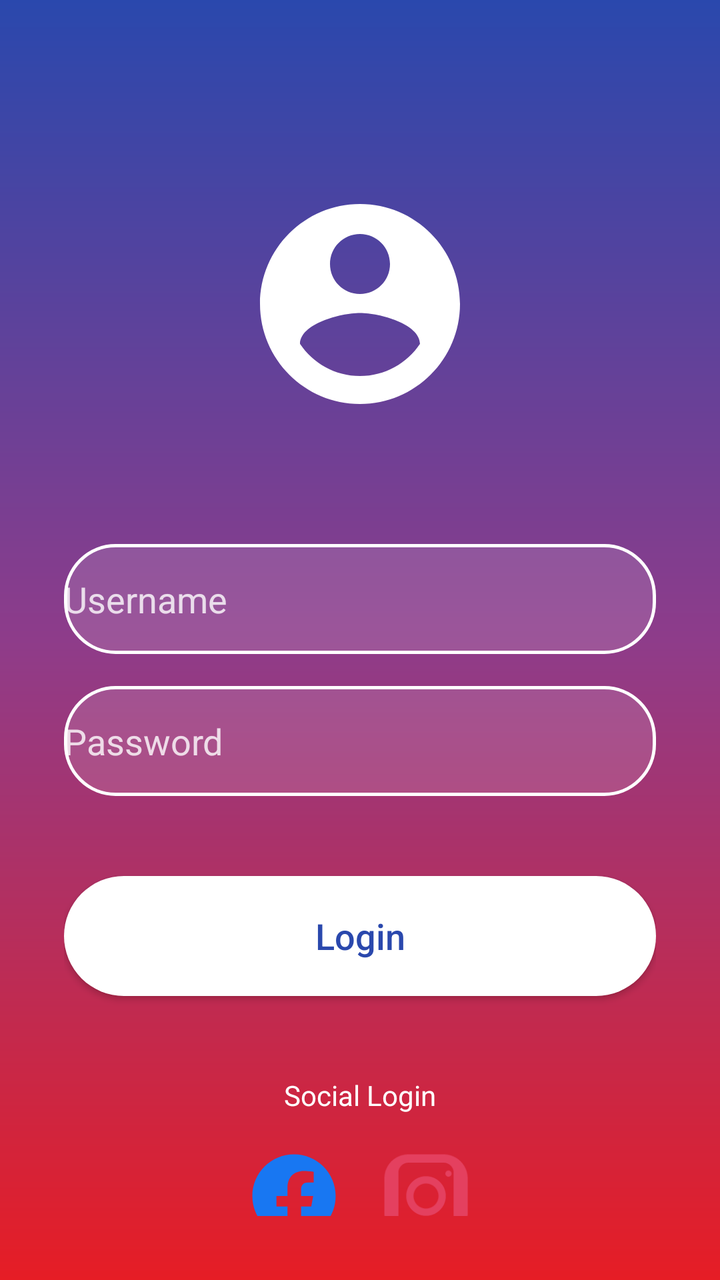
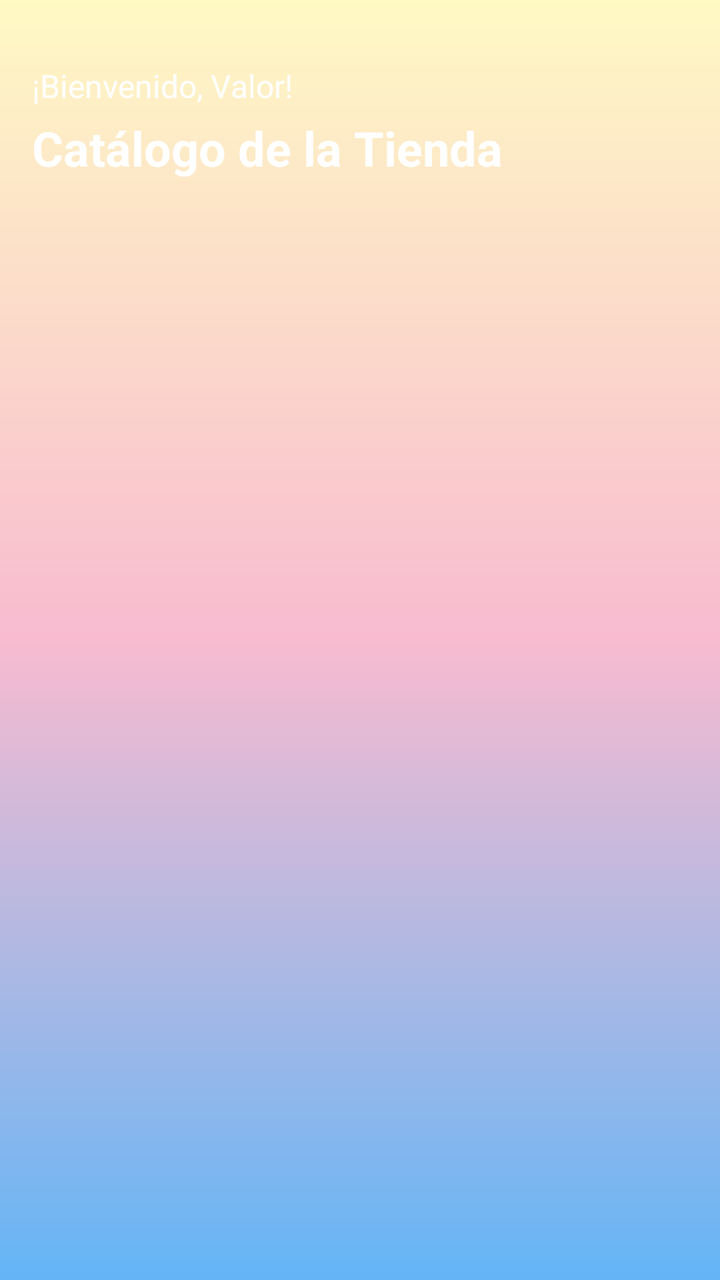

Before-and-after screenshots of an Android layout around one commit, followed by the original layout XML and the change that was made.
<!-- AndroidManifest.xml: activity theme Theme.Class6 -->
<!-- res/layout/activity_main.xml -->
<?xml version="1.0" encoding="utf-8"?>
<androidx.constraintlayout.widget.ConstraintLayout xmlns:android="http://schemas.android.com/apk/res/android"
    xmlns:app="http://schemas.android.com/apk/res-auto"
    android:layout_width="match_parent"
    android:layout_height="match_parent"
    android:background="@drawable/bg_gradient"
    android:padding="32dp">

    <ImageView
        android:id="@+id/ivUserIcon"
        android:layout_width="120dp"
        android:layout_height="120dp"
        android:layout_marginTop="60dp"
        android:src="@drawable/ic_user"
        app:layout_constraintEnd_toEndOf="parent"
        app:layout_constraintStart_toStartOf="parent"
        app:layout_constraintTop_toTopOf="parent" />

    <EditText
        android:id="@+id/etUsername"
        android:layout_width="0dp"
        android:layout_height="55dp"
        android:layout_marginTop="60dp"
        android:background="@drawable/bg_edit_text"
        android:hint="Username"
        android:inputType="textPersonName"
        android:textColor="#FFFFFF"
        android:textColorHint="#CCFFFFFF"
        app:layout_constraintEnd_toEndOf="parent"
        app:layout_constraintStart_toStartOf="parent"
        app:layout_constraintTop_toBottomOf="@id/ivUserIcon" />

    <EditText
        android:id="@+id/etPassword"
        android:layout_width="0dp"
        android:layout_height="55dp"
        android:layout_marginTop="16dp"
        android:background="@drawable/bg_edit_text"
        android:hint="Password"
        android:inputType="textPassword"
        android:textColor="#FFFFFF"
        android:textColorHint="#CCFFFFFF"
        app:layout_constraintEnd_toEndOf="parent"
        app:layout_constraintStart_toStartOf="parent"
        app:layout_constraintTop_toBottomOf="@id/etUsername" />

    <androidx.appcompat.widget.AppCompatButton
        android:id="@+id/btnLogin"
        android:layout_width="0dp"
        android:layout_height="60dp"
        android:layout_marginTop="40dp"
        android:background="@drawable/bg_button"
        android:text="Login"
        android:textAllCaps="false"
        android:textColor="#2A48AD"
        android:textSize="18sp"
        app:layout_constraintEnd_toEndOf="parent"
        app:layout_constraintStart_toStartOf="parent"
        app:layout_constraintTop_toBottomOf="@id/etPassword" />

    <TextView
        android:id="@+id/tvSocialLogin"
        android:layout_width="wrap_content"
        android:layout_height="wrap_content"
        android:layout_marginTop="40dp"
        android:text="Social Login"
        android:textColor="#FFFFFF"
        android:textSize="14sp"
        app:layout_constraintEnd_toEndOf="parent"
        app:layout_constraintStart_toStartOf="parent"
        app:layout_constraintTop_toBottomOf="@id/btnLogin" />

    <LinearLayout
        android:layout_width="wrap_content"
        android:layout_height="wrap_content"
        android:layout_marginTop="16dp"
        android:orientation="horizontal"
        app:layout_constraintEnd_toEndOf="parent"
        app:layout_constraintStart_toStartOf="parent"
        app:layout_constraintTop_toBottomOf="@id/tvSocialLogin">

        <ImageView
            android:layout_width="50dp"
            android:layout_height="50dp"
            android:layout_marginEnd="16dp"
            android:src="@drawable/ic_facebook" />

        <ImageView
            android:layout_width="50dp"
            android:layout_height="50dp"
            android:src="@drawable/ic_instagram" />

    </LinearLayout>

</androidx.constraintlayout.widget.ConstraintLayout>
<!-- resources referenced by this layout -->
<resources>
  <!-- drawable bg_button (drawable) -->
  <?xml version="1.0" encoding="utf-8"?>
  <shape xmlns:android="http://schemas.android.com/apk/res/android">
      <solid android:color="#FFFFFF" />
      <corners android:radius="30dp" />
  </shape>
  <!-- drawable bg_edit_text (drawable) -->
  <?xml version="1.0" encoding="utf-8"?>
  <shape xmlns:android="http://schemas.android.com/apk/res/android">
      <corners android:radius="25dp" />
      <stroke android:width="1.5dp" android:color="#FFFFFF" />
      <solid android:color="#20FFFFFF" />
  </shape>
  <!-- drawable bg_gradient (drawable) -->
  <?xml version="1.0" encoding="utf-8"?>
  <shape xmlns:android="http://schemas.android.com/apk/res/android">
      <gradient
          android:startColor="#2A48AD"
          android:centerColor="#8E3C8A"
          android:endColor="#E61D25"
          android:angle="270" />
  </shape>
  <!-- drawable ic_facebook (drawable) -->
  <vector xmlns:android="http://schemas.android.com/apk/res/android"
      android:width="48dp"
      android:height="48dp"
      android:viewportWidth="24"
      android:viewportHeight="24">
      <path
          android:fillColor="#1877F2"
          android:pathData="M12,2C6.477,2 2,6.477 2,12c0,5.013 3.657,9.173 8.438,9.926V14.53H7.788V12h2.65V10.062c0,-2.616 1.558,-4.062 3.946,-4.062 1.144,0 2.342,0.204 2.342,0.204v2.574h-1.318c-1.297,0 -1.702,0.805 -1.702,1.63V12h2.9l-0.463,2.53h-2.437V21.926C18.343,21.173 22,17.013 22,12 22,6.477 17.523,2 12,2z" />
  </vector>
  <!-- drawable ic_instagram (drawable) -->
  <vector xmlns:android="http://schemas.android.com/apk/res/android"
      android:width="48dp"
      android:height="48dp"
      android:viewportWidth="24"
      android:viewportHeight="24">
      <path
          android:fillColor="#E4405F"
          android:pathData="M7.75,2h8.5C19.42,2 22,4.58 22,7.75v8.5c0,3.17 -2.58,5.75 -5.75,5.75h-8.5C4.58,22 2,19.42 2,16.25v-8.5C2,4.58 4.58,2 7.75,2zM16.25,4h-8.5C6.45,4 5.37,5.08 5.37,6.38v11.24C5.37,18.92 6.45,20 7.75,20h8.5c1.3,0 2.38,-1.08 2.38,-2.38V6.38C18.63,5.08 17.55,4 16.25,4zM12,7.25c2.62,0 4.75,2.13 4.75,4.75s-2.13,4.75 -4.75,4.75 -4.75,-2.13 -4.75,-4.75 2.13,-4.75 4.75,-4.75zM12,15c1.66,0 3,-1.34 3,-3s-1.34,-3 -3,-3 -3,1.34 -3,3 1.34,3 3,3zM17.38,5.88c0.41,0 0.75,0.34 0.75,0.75s-0.34,0.75 -0.75,0.75 -0.75,-0.34 -0.75,-0.75 0.34,-0.75 0.75,-0.75z" />
  </vector>
  <!-- drawable ic_user (drawable) -->
  <vector xmlns:android="http://schemas.android.com/apk/res/android"
      android:width="120dp"
      android:height="120dp"
      android:viewportWidth="24"
      android:viewportHeight="24">
      <path
          android:fillColor="#FFFFFF"
          android:pathData="M12,2C6.48,2 2,6.48 2,12s4.48,10 10,10 10,-4.48 10,-10S17.52,2 12,2zM12,5c1.66,0 3,1.34 3,3s-1.34,3 -3,3 -3,-1.34 -3,-3 1.34,-3 3,-3zM12,19.2c-2.5,0 -4.71,-1.28 -6,-3.22 0.03,-1.99 4,-3.08 6,-3.08 1.99,0 5.97,1.09 6,3.08 -1.29,1.94 -3.5,3.22 -6,3.22z" />
  </vector>
  <style name="Theme.Class6" parent="Theme.MaterialComponents.Light.NoActionBar">
          <item name="colorPrimary">#2A48AD</item>
          <item name="colorPrimaryVariant">#8E3C8A</item>
          <item name="colorOnPrimary">#FFFFFF</item>
          <item name="android:statusBarColor">#2A48AD</item>
      </style>
</resources>

<!-- the commit's change to res/layout/activity_main.xml (unified diff, before → after) -->
@@ -3,93 +3,40 @@
     xmlns:app="http://schemas.android.com/apk/res-auto"
     android:layout_width="match_parent"
     android:layout_height="match_parent"
-    android:background="@drawable/bg_gradient"
-    android:padding="32dp">
+    android:background="@drawable/bg_gradient_main">
 
-    <ImageView
-        android:id="@+id/ivUserIcon"
-        android:layout_width="120dp"
-        android:layout_height="120dp"
-        android:layout_marginTop="60dp"
-        android:src="@drawable/ic_user"
-        app:layout_constraintEnd_toEndOf="parent"
+    <TextView
+        android:id="@+id/tvWelcome"
+        android:layout_width="wrap_content"
+        android:layout_height="wrap_content"
+        android:layout_marginStart="16dp"
+        android:layout_marginTop="32dp"
+        android:text="¡Bienvenido, Valor!"
+        android:textColor="#FFFFFF"
+        android:textSize="16sp"
         app:layout_constraintStart_toStartOf="parent"
         app:layout_constraintTop_toTopOf="parent" />
 
-    <EditText
-        android:id="@+id/etUsername"
-        android:layout_width="0dp"
-        android:layout_height="55dp"
-        android:layout_marginTop="60dp"
-        android:background="@drawable/bg_edit_text"
-        android:hint="Username"
-        android:inputType="textPersonName"
-        android:textColor="#FFFFFF"
-        android:textColorHint="#CCFFFFFF"
-        app:layout_constraintEnd_toEndOf="parent"
-        app:layout_constraintStart_toStartOf="parent"
-        app:layout_constraintTop_toBottomOf="@id/ivUserIcon" />
-
-    <EditText
-        android:id="@+id/etPassword"
-        android:layout_width="0dp"
-        android:layout_height="55dp"
-        android:layout_marginTop="16dp"
-        android:background="@drawable/bg_edit_text"
-        android:hint="Password"
-        android:inputType="textPassword"
-        android:textColor="#FFFFFF"
-        android:textColorHint="#CCFFFFFF"
-        app:layout_constraintEnd_toEndOf="parent"
-        app:layout_constraintStart_toStartOf="parent"
-        app:layout_constraintTop_toBottomOf="@id/etUsername" />
-
-    <androidx.appcompat.widget.AppCompatButton
-        android:id="@+id/btnLogin"
-        android:layout_width="0dp"
-        android:layout_height="60dp"
-        android:layout_marginTop="40dp"
-        android:background="@drawable/bg_button"
-        android:text="Login"
-        android:textAllCaps="false"
-        android:textColor="#2A48AD"
-        android:textSize="18sp"
-        app:layout_constraintEnd_toEndOf="parent"
-        app:layout_constraintStart_toStartOf="parent"
-        app:layout_constraintTop_toBottomOf="@id/etPassword" />
-
     <TextView
-        android:id="@+id/tvSocialLogin"
+        android:id="@+id/tvCatalogTitle"
         android:layout_width="wrap_content"
         android:layout_height="wrap_content"
-        android:layout_marginTop="40dp"
-        android:text="Social Login"
+        android:layout_marginStart="16dp"
+        android:layout_marginTop="4dp"
+        android:text="Catálogo de la Tienda"
         android:textColor="#FFFFFF"
-        android:textSize="14sp"
-        app:layout_constraintEnd_toEndOf="parent"
+        android:textSize="24sp"
+        android:textStyle="bold"
         app:layout_constraintStart_toStartOf="parent"
-        app:layout_constraintTop_toBottomOf="@id/btnLogin" />
+        app:layout_constraintTop_toBottomOf="@id/tvWelcome" />
 
-    <LinearLayout
-        android:layout_width="wrap_content"
-        android:layout_height="wrap_content"
+    <androidx.recyclerview.widget.RecyclerView
+        android:id="@+id/rvProducts"
+        android:layout_width="match_parent"
+        android:layout_height="0dp"
         android:layout_marginTop="16dp"
-        android:orientation="horizontal"
-        app:layout_constraintEnd_toEndOf="parent"
-        app:layout_constraintStart_toStartOf="parent"
-        app:layout_constraintTop_toBottomOf="@id/tvSocialLogin">
-
-        <ImageView
-            android:layout_width="50dp"
-            android:layout_height="50dp"
-            android:layout_marginEnd="16dp"
-            android:src="@drawable/ic_facebook" />
-
-        <ImageView
-            android:layout_width="50dp"
-            android:layout_height="50dp"
-            android:src="@drawable/ic_instagram" />
-
-    </LinearLayout>
+        android:padding="8dp"
+        app:layout_constraintBottom_toBottomOf="parent"
+        app:layout_constraintTop_toBottomOf="@id/tvCatalogTitle" />
 
 </androidx.constraintlayout.widget.ConstraintLayout>
<!-- resource entries referenced after the edit -->
@@ -1,57 +1,14 @@
 <!-- resources referenced by this layout -->
 <resources>
-  <!-- drawable bg_button (drawable) -->
-  <?xml version="1.0" encoding="utf-8"?>
-  <shape xmlns:android="http://schemas.android.com/apk/res/android">
-      <solid android:color="#FFFFFF" />
-      <corners android:radius="30dp" />
-  </shape>
-  <!-- drawable bg_edit_text (drawable) -->
-  <?xml version="1.0" encoding="utf-8"?>
-  <shape xmlns:android="http://schemas.android.com/apk/res/android">
-      <corners android:radius="25dp" />
-      <stroke android:width="1.5dp" android:color="#FFFFFF" />
-      <solid android:color="#20FFFFFF" />
-  </shape>
-  <!-- drawable bg_gradient (drawable) -->
+  <!-- drawable bg_gradient_main (drawable) -->
   <?xml version="1.0" encoding="utf-8"?>
   <shape xmlns:android="http://schemas.android.com/apk/res/android">
       <gradient
-          android:startColor="#2A48AD"
-          android:centerColor="#8E3C8A"
-          android:endColor="#E61D25"
+          android:startColor="#FFF9C4"
+          android:centerColor="#F8BBD0"
+          android:endColor="#64B5F6"
           android:angle="270" />
   </shape>
-  <!-- drawable ic_facebook (drawable) -->
-  <vector xmlns:android="http://schemas.android.com/apk/res/android"
-      android:width="48dp"
-      android:height="48dp"
-      android:viewportWidth="24"
-      android:viewportHeight="24">
-      <path
-          android:fillColor="#1877F2"
-          android:pathData="M12,2C6.477,2 2,6.477 2,12c0,5.013 3.657,9.173 8.438,9.926V14.53H7.788V12h2.65V10.062c0,-2.616 1.558,-4.062 3.946,-4.062 1.144,0 2.342,0.204 2.342,0.204v2.574h-1.318c-1.297,0 -1.702,0.805 -1.702,1.63V12h2.9l-0.463,2.53h-2.437V21.926C18.343,21.173 22,17.013 22,12 22,6.477 17.523,2 12,2z" />
-  </vector>
-  <!-- drawable ic_instagram (drawable) -->
-  <vector xmlns:android="http://schemas.android.com/apk/res/android"
-      android:width="48dp"
-      android:height="48dp"
-      android:viewportWidth="24"
-      android:viewportHeight="24">
-      <path
-          android:fillColor="#E4405F"
-          android:pathData="M7.75,2h8.5C19.42,2 22,4.58 22,7.75v8.5c0,3.17 -2.58,5.75 -5.75,5.75h-8.5C4.58,22 2,19.42 2,16.25v-8.5C2,4.58 4.58,2 7.75,2zM16.25,4h-8.5C6.45,4 5.37,5.08 5.37,6.38v11.24C5.37,18.92 6.45,20 7.75,20h8.5c1.3,0 2.38,-1.08 2.38,-2.38V6.38C18.63,5.08 17.55,4 16.25,4zM12,7.25c2.62,0 4.75,2.13 4.75,4.75s-2.13,4.75 -4.75,4.75 -4.75,-2.13 -4.75,-4.75 2.13,-4.75 4.75,-4.75zM12,15c1.66,0 3,-1.34 3,-3s-1.34,-3 -3,-3 -3,1.34 -3,3 1.34,3 3,3zM17.38,5.88c0.41,0 0.75,0.34 0.75,0.75s-0.34,0.75 -0.75,0.75 -0.75,-0.34 -0.75,-0.75 0.34,-0.75 0.75,-0.75z" />
-  </vector>
-  <!-- drawable ic_user (drawable) -->
-  <vector xmlns:android="http://schemas.android.com/apk/res/android"
-      android:width="120dp"
-      android:height="120dp"
-      android:viewportWidth="24"
-      android:viewportHeight="24">
-      <path
-          android:fillColor="#FFFFFF"
-          android:pathData="M12,2C6.48,2 2,6.48 2,12s4.48,10 10,10 10,-4.48 10,-10S17.52,2 12,2zM12,5c1.66,0 3,1.34 3,3s-1.34,3 -3,3 -3,-1.34 -3,-3 1.34,-3 3,-3zM12,19.2c-2.5,0 -4.71,-1.28 -6,-3.22 0.03,-1.99 4,-3.08 6,-3.08 1.99,0 5.97,1.09 6,3.08 -1.29,1.94 -3.5,3.22 -6,3.22z" />
-  </vector>
   <style name="Theme.Class6" parent="Theme.MaterialComponents.Light.NoActionBar">
           <item name="colorPrimary">#2A48AD</item>
           <item name="colorPrimaryVariant">#8E3C8A</item>
